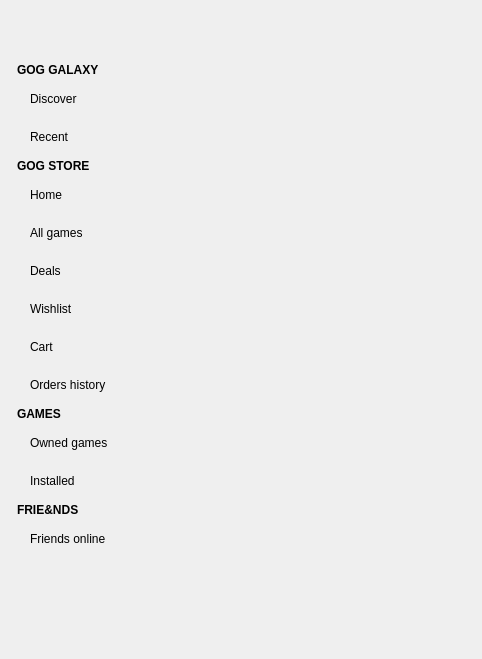
The window that windows/mainwindow.ui (pamugk/nebulae-qt) describes before a commit, drawn with Qt 5; both pictures show x 0 to 482 and y 0 to 659 of the 1024 by 768 pixel window.
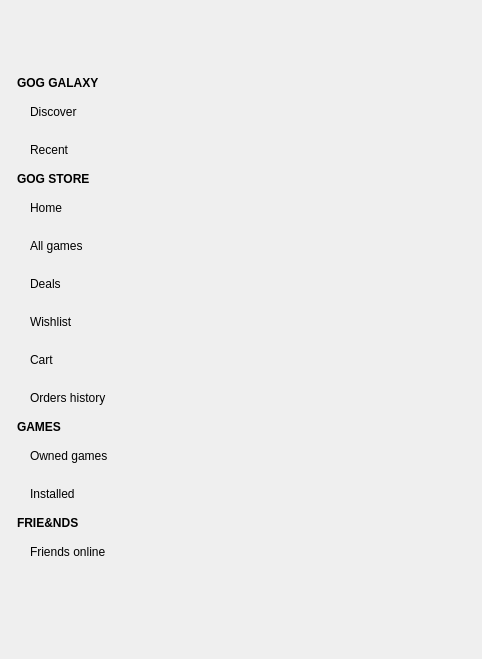
The same window after the commit. Icons and pictures are not drawn.

```diff
--- a/windows/mainwindow.ui
+++ b/windows/mainwindow.ui
@@ -120,7 +120,8 @@
        <item>
         <widget class="QWidget" name="drawerHeader" native="true">
          <property name="styleSheet">
-          <string notr="true">QPushButton {
+          <string notr="true">QPushButton, QToolButton
+{
     padding: 12px;
 	text-align:center;
 }</string>
@@ -142,7 +143,7 @@
            <number>0</number>
           </property>
           <item>
-           <widget class="QPushButton" name="settingsButton">
+           <widget class="QToolButton" name="infoToolButton">
             <property name="sizePolicy">
              <sizepolicy hsizetype="Minimum" vsizetype="Fixed">
               <horstretch>0</horstretch>
@@ -165,7 +166,10 @@
               <height>24</height>
              </size>
             </property>
-            <property name="flat">
+            <property name="popupMode">
+             <enum>QToolButton::ToolButtonPopupMode::InstantPopup</enum>
+            </property>
+            <property name="autoRaise">
              <bool>true</bool>
             </property>
            </widget>
```
Left out of the diff: 18 changed lines with no effect on the pictures. Lines whose indentation alone changed are shown as unchanged.
